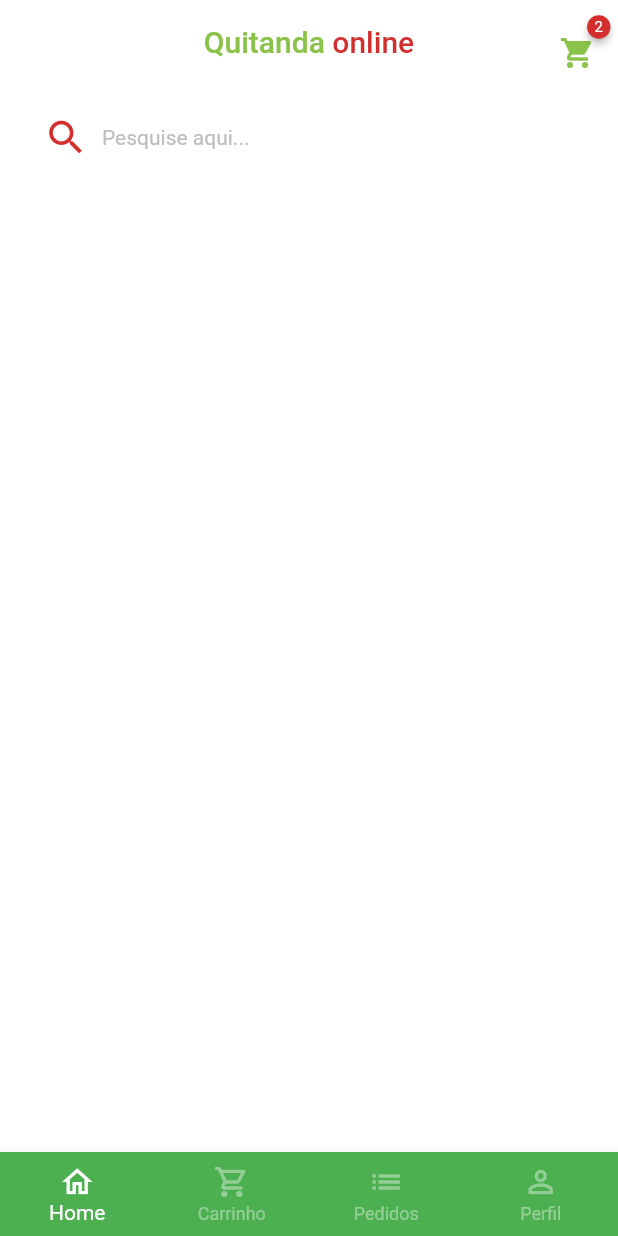
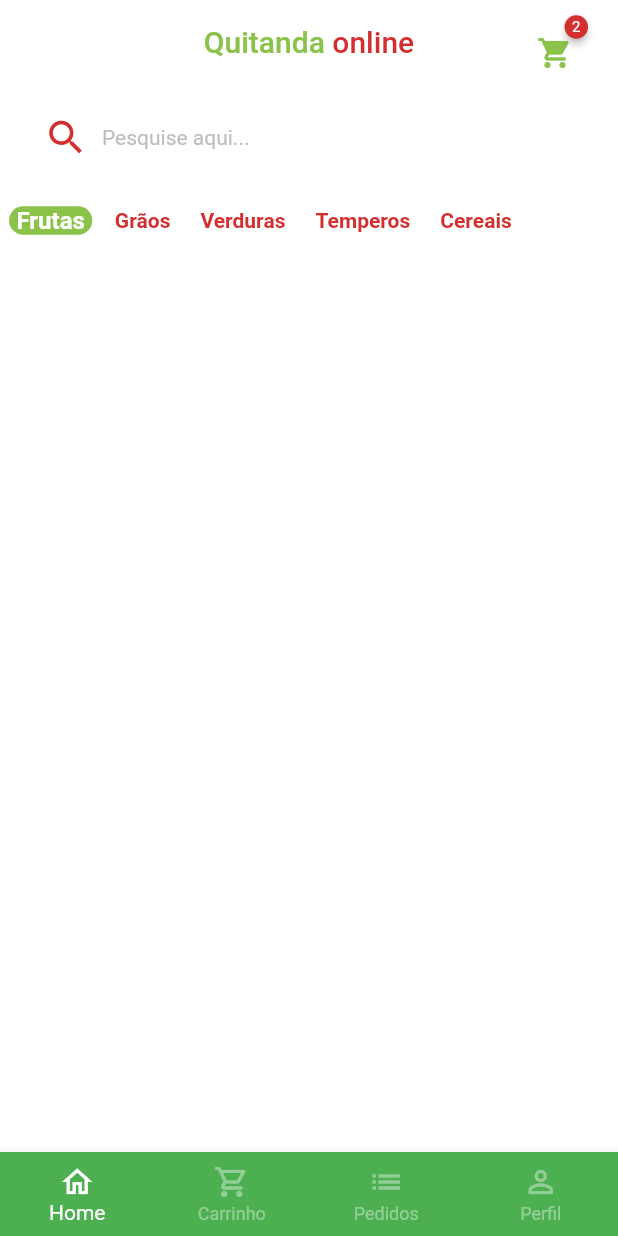
Before and after one commit to oliveiraxavier/quitanda-virtual-1-mx, a Flutter app: the screen it shows after launch, after a tap on "Entrar", on a phone screen of 412 x 824 dp. Run offline on Flutter 3.47's test engine with Material 2 defaults, Android fonts, the phone set to English and light mode, and no system bars; drawn by our look-alikes of badges; our stand-ins replace animated_text_kit, mask_text_input_formatter.

Commit message:
Start quitanda virtual - Aula 20

```diff
--- a/lib/src/auth/sign_in_screen.dart
+++ b/lib/src/auth/sign_in_screen.dart
@@ -146,7 +146,7 @@
 
                     // Divisor
                     Padding(
-                      padding: EdgeInsets.only(bottom: 12),
+                      padding: const EdgeInsets.only(bottom: 12),
                       child: Row(
                         children: [
                           Expanded(
--- a/lib/src/auth/sign_up_screen.dart
+++ b/lib/src/auth/sign_up_screen.dart
@@ -40,7 +40,7 @@
 
                   //Form
                   Container(
-                    padding: EdgeInsets.symmetric(
+                    padding: const EdgeInsets.symmetric(
                       horizontal: 32,
                       vertical: 40,
                     ),
@@ -82,12 +82,13 @@
                             style: ElevatedButton.styleFrom(
                               shape: RoundedRectangleBorder(
                                 borderRadius: BorderRadius.circular(20),
-                              )
+                              ),
                             ),
                             onPressed: () {},
-                            child: const Text('Cadastrar usuário',
+                            child: const Text(
+                              'Cadastrar usuário',
                               style: TextStyle(
-                                fontSize: 16
+                                fontSize: 16,
                               ),
                             ),
                           ),
--- a/lib/src/base/base_screen.dart
+++ b/lib/src/base/base_screen.dart
@@ -26,18 +26,18 @@
           });
         },
         children: [
-          const HomeTab(),
+          HomeTab(),
           Container(
             color: Colors.yellow,
-            child: Text('CARRINHO'),
+            child: const Text('CARRINHO'),
           ),
           Container(
             color: Colors.blue,
-            child: Text('PEDIDOS'),
+            child: const Text('PEDIDOS'),
           ),
           Container(
             color: Colors.purple,
-            child: Text('PERFIL'),
+            child: const Text('PERFIL'),
           ),
         ],
       ),
--- /dev/null
+++ b/lib/src/home/components/category_tile.dart
@@ -0,0 +1,43 @@
+import 'package:flutter/material.dart';
+import 'package:quitanda_virtual_mx/src/config/custom_colors.dart';
+
+class CategoryTile extends StatelessWidget {
+  const CategoryTile({
+    required this.category,
+    required this.isSelected,
+    required this.onPressed,
+    super.key,
+  });
+
+  final String category;
+  final bool isSelected;
+  final VoidCallback onPressed;
+
+  @override
+  Widget build(BuildContext context) {
+    return GestureDetector(
+      onTap: onPressed,
+      child: Align(
+        alignment: Alignment.center,
+        child: Container(
+          padding: const EdgeInsets.symmetric(horizontal: 5),
+          decoration: BoxDecoration(
+            color: isSelected
+                ? CustomColors.customSwatchColor
+                : Colors.transparent,
+            borderRadius: BorderRadius.circular(10),
+          ),
+          child: Text(
+            category,
+            style: TextStyle(
+              color:
+                  isSelected ? Colors.white : CustomColors.customContrastColor,
+              fontWeight: FontWeight.bold,
+              fontSize: isSelected ? 16 : 14,
+            ),
+          ),
+        ),
+      ),
+    );
+  }
+}
--- a/lib/src/home/home_tab.dart
+++ b/lib/src/home/home_tab.dart
@@ -2,14 +2,32 @@
 import 'package:flutter/material.dart';
 import 'package:quitanda_virtual_mx/src/config/custom_colors.dart';
 
-class HomeTab extends StatelessWidget {
-  const HomeTab({super.key});
+import 'components/category_tile.dart';
+
+class HomeTab extends StatefulWidget {
+
+  HomeTab({super.key});
+
+  @override
+  State<HomeTab> createState() => _HomeTabState();
+}
+
+class _HomeTabState extends State<HomeTab> {
+  List<String> categories = [
+    'Frutas',
+    'Grãos',
+    'Verduras',
+    'Temperos',
+    'Cereais',
+  ];
+
+  String selectedCategory = 'Frutas';
 
   @override
   Widget build(BuildContext context) {
     return Scaffold(
       // App bar
-      appBar: AppBar(
+      appBar: AppBar  (
         centerTitle: true,
         elevation: 0,
         backgroundColor: Colors.transparent,
@@ -34,10 +52,12 @@
           Padding(
             padding: const EdgeInsets.only(
               top: 15,
-              right: 15,
+              right: 30,
             ),
             child: GestureDetector(
-              onTap: () {},
+              onTap: () {
+
+              },
               child: Badge(
                 badgeColor: CustomColors.customContrastColor,
                 badgeContent: const Text(
@@ -56,7 +76,7 @@
           ),
         ],
       ),
-      // Campo de pesquisa
+
       body: Column(
         children: [
           //Campo de pesquisa
@@ -86,13 +106,37 @@
                 ),
               ),
             ),
-          )
+          ),
+
+          // Campo de pesquisa
+          Container(
+            padding: EdgeInsets.only(left: 6),
+            height: 40,
+            child: ListView.separated(
+              scrollDirection: Axis.horizontal,
+              itemBuilder: (_, int index) {
+                return CategoryTile(
+                    onPressed: () {
+                      setState((){
+                        selectedCategory = categories[index];
+                      });
+
+                    },
+                    category: categories[index],
+                    isSelected: categories[index] == selectedCategory,
+                );
+              },
+              separatorBuilder: (_, int index) => const SizedBox(width: 10,),
+              itemCount: categories.length,
+            ),
+          ),
+          // Categorias
+
+          // Grid
         ],
       ),
 
-      // Categorias
 
-      // Grid
     );
   }
 }
```
